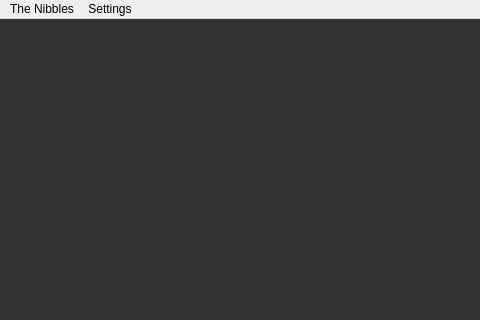
First picture: the form in nibbles/gui/servergui.ui, repository namelessvoid/piranhas, before the edit; both pictures show x 0 to 480 and y 0 to 320 of the 858 by 608 pixel window.
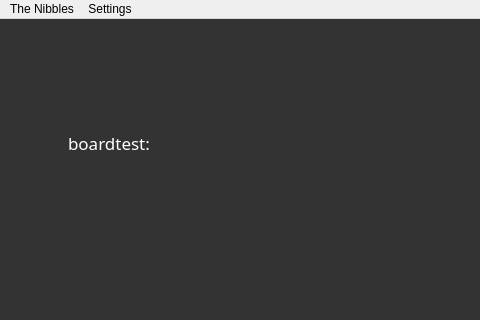
Second picture: the form after the edit. Icons and pictures are not drawn.

The edit to the form file:
```diff
--- a/nibbles/gui/servergui.ui
+++ b/nibbles/gui/servergui.ui
@@ -242,6 +242,38 @@
       </property>
      </item>
     </widget>
+    <widget class="QTextEdit" name="boardtest">
+     <property name="geometry">
+      <rect>
+       <x>63</x>
+       <y>77</y>
+       <width>561</width>
+       <height>341</height>
+      </rect>
+     </property>
+     <property name="font">
+      <font>
+       <family>Sinhala Sangam MN</family>
+      </font>
+     </property>
+     <property name="styleSheet">
+      <string notr="true">#boardtest{
+	background:transparent;
+	color: white;
+}</string>
+     </property>
+     <property name="readOnly">
+      <bool>true</bool>
+     </property>
+     <property name="html">
+      <string>&lt;!DOCTYPE HTML PUBLIC &quot;-//W3C//DTD HTML 4.0//EN&quot; &quot;http://www.w3.org/TR/REC-html40/strict.dtd&quot;&gt;
+&lt;html&gt;&lt;head&gt;&lt;meta name=&quot;qrichtext&quot; content=&quot;1&quot; /&gt;&lt;style type=&quot;text/css&quot;&gt;
+p, li { white-space: pre-wrap; }
+&lt;/style&gt;&lt;/head&gt;&lt;body style=&quot; font-family:'Sinhala Sangam MN'; font-size:13pt; font-weight:400; font-style:normal;&quot;&gt;
+&lt;p style=&quot; margin-top:0px; margin-bottom:0px; margin-left:0px; margin-right:0px; -qt-block-indent:0; text-indent:0px;&quot;&gt;&lt;span style=&quot; font-family:'Lucida Grande';&quot;&gt;boardtest:&lt;/span&gt;&lt;/p&gt;
+&lt;p style=&quot;-qt-paragraph-type:empty; margin-top:0px; margin-bottom:0px; margin-left:0px; margin-right:0px; -qt-block-indent:0; text-indent:0px; font-family:'Lucida Grande';&quot;&gt;&lt;br /&gt;&lt;/p&gt;&lt;/body&gt;&lt;/html&gt;</string>
+     </property>
+    </widget>
    </widget>
    <widget class="QLabel" name="title">
     <property name="geometry">
```
Left out of the diff: 6 changed lines with no effect on the pictures.
